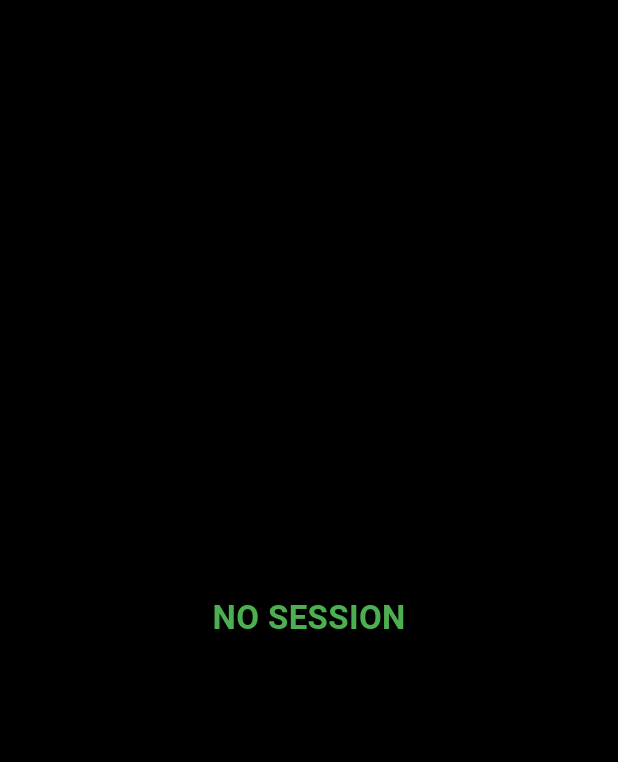
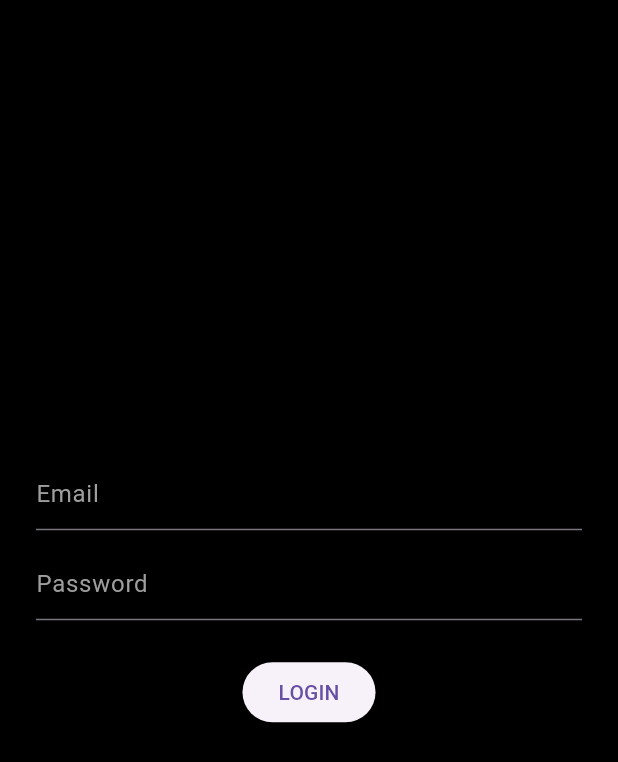
Before and after one commit to rafatwifi/finger_app, a Flutter app: the screen it shows after launch, on a phone screen of 412 x 824 dp. Shown: the top 762 px of the screen. Run offline on Flutter 3.47's test engine with Material 3 defaults, Android fonts, the phone set to English and light mode, and no system bars; our stand-ins replace firebase_auth, firebase_core; accounts and stored records are empty.

Commit message:
fix auth state handling with stream builder

```diff
--- /dev/null
+++ b/lib/features/auth/login_screen.dart
@@ -0,0 +1,64 @@
+import 'package:flutter/material.dart';
+import 'package:firebase_auth/firebase_auth.dart';
+
+class LoginScreen extends StatefulWidget {
+  const LoginScreen({super.key});
+
+  @override
+  State<LoginScreen> createState() => _LoginScreenState();
+}
+
+class _LoginScreenState extends State<LoginScreen> {
+  final emailCtrl = TextEditingController();
+  final passCtrl = TextEditingController();
+  String status = '';
+
+  Future<void> login() async {
+    try {
+      await FirebaseAuth.instance.signInWithEmailAndPassword(
+        email: emailCtrl.text.trim(),
+        password: passCtrl.text.trim(),
+      );
+      setState(() => status = 'LOGIN OK');
+    } catch (e) {
+      setState(() => status = 'LOGIN FAIL');
+    }
+  }
+
+  @override
+  Widget build(BuildContext context) {
+    return Scaffold(
+      backgroundColor: Colors.black,
+      body: Padding(
+        padding: const EdgeInsets.all(24),
+        child: Column(
+          mainAxisAlignment: MainAxisAlignment.center,
+          children: [
+            TextField(
+              controller: emailCtrl,
+              style: const TextStyle(color: Colors.white),
+              decoration: const InputDecoration(
+                hintText: 'Email',
+                hintStyle: TextStyle(color: Colors.grey),
+              ),
+            ),
+            const SizedBox(height: 12),
+            TextField(
+              controller: passCtrl,
+              obscureText: true,
+              style: const TextStyle(color: Colors.white),
+              decoration: const InputDecoration(
+                hintText: 'Password',
+                hintStyle: TextStyle(color: Colors.grey),
+              ),
+            ),
+            const SizedBox(height: 24),
+            ElevatedButton(onPressed: login, child: const Text('LOGIN')),
+            const SizedBox(height: 12),
+            Text(status, style: const TextStyle(color: Colors.green)),
+          ],
+        ),
+      ),
+    );
+  }
+}
--- a/lib/features/boot/boot_screen.dart
+++ b/lib/features/boot/boot_screen.dart
@@ -1,25 +1,52 @@
 import 'package:flutter/material.dart';
 import 'package:firebase_auth/firebase_auth.dart';
+import '../auth/login_screen.dart';
 
 class BootScreen extends StatelessWidget {
   const BootScreen({super.key});
 
   @override
   Widget build(BuildContext context) {
-    final user = FirebaseAuth.instance.currentUser;
+    return StreamBuilder<User?>(
+      stream: FirebaseAuth.instance.authStateChanges(),
+      builder: (context, snapshot) {
+        if (snapshot.connectionState == ConnectionState.waiting) {
+          return const Scaffold(
+            backgroundColor: Colors.black,
+            body: Center(child: CircularProgressIndicator(color: Colors.green)),
+          );
+        }
+
+        if (!snapshot.hasData) {
+          return const LoginScreen();
+        }
 
         return Scaffold(
           backgroundColor: Colors.black,
           body: Center(
-        child: Text(
-          user == null ? 'NO SESSION' : 'SESSION OK',
-          style: const TextStyle(
+            child: Column(
+              mainAxisAlignment: MainAxisAlignment.center,
+              children: [
+                const Text(
+                  'SESSION OK',
+                  style: TextStyle(
                     color: Colors.green,
                     fontSize: 22,
                     fontWeight: FontWeight.bold,
                   ),
                 ),
+                const SizedBox(height: 20),
+                ElevatedButton(
+                  onPressed: () async {
+                    await FirebaseAuth.instance.signOut();
+                  },
+                  child: const Text('LOGOUT'),
                 ),
+              ],
+            ),
+          ),
+        );
+      },
     );
   }
 }
```
Lines whose indentation alone changed are shown as unchanged.
